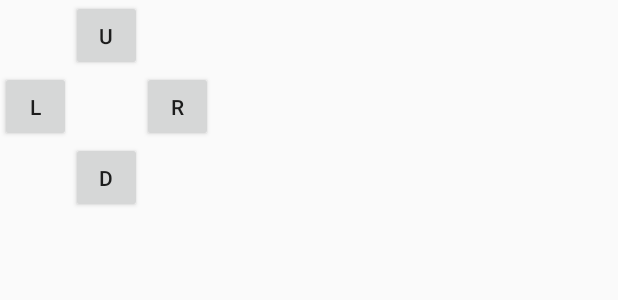
After one commit to nnarain/dotrix-android, an Android app: the layout layout_dpad.xml on its own in the app's theme, with its tools: preview values and no code run, on a phone screen of 412 x 824 dp. The commit adds this screen. Shown: the top 300 px of the screen. Run offline under Robolectric (Android 15) with nearby library versions, the phone set to English and light mode, and no system bars.

Commit message:
added layouts for buttons and dpad

```diff
--- a/app/src/main/AndroidManifest.xml
+++ b/app/src/main/AndroidManifest.xml
@@ -8,7 +8,9 @@
         android:label="@string/app_name"
         android:supportsRtl="true"
         android:theme="@style/AppTheme">
-        <activity android:name=".MainActivity">
+        <activity
+            android:name=".MainActivity"
+            android:screenOrientation="landscape">
             <intent-filter>
                 <action android:name="android.intent.action.MAIN" />
 
--- /dev/null
+++ b/app/src/main/res/layout/layout_dpad.xml
@@ -0,0 +1,39 @@
+<?xml version="1.0" encoding="utf-8"?>
+<GridLayout xmlns:android="http://schemas.android.com/apk/res/android"
+            android:layout_width="match_parent"
+            android:layout_height="match_parent"
+            android:rowCount="3"
+            android:columnCount="3">
+
+    <Button
+        android:text="U"
+        android:layout_column="1"
+        android:layout_row="0"
+        android:layout_height="47dp"
+        android:layout_width="47dp"
+        />
+    <Button
+        android:text="D"
+        android:layout_column="1"
+        android:layout_row="2"
+        android:layout_height="47dp"
+        android:layout_width="47dp"
+        />
+
+    <Button
+        android:text="L"
+        android:layout_column="0"
+        android:layout_row="1"
+        android:layout_height="47dp"
+        android:layout_width="47dp"
+        />
+
+    <Button
+        android:text="R"
+        android:layout_column="2"
+        android:layout_row="1"
+        android:layout_height="47dp"
+        android:layout_width="47dp"
+        />
+
+</GridLayout>
```
Also changed, not shown: app/src/main/java/io/github/nnarain/dotrix/screen/ScreenView.java (+12 -6 lines), app/src/main/res/layout/activity_main.xml (+28 -2 lines), app/src/main/res/layout/layout_ab_button.xml (added, +21 -0 lines).
